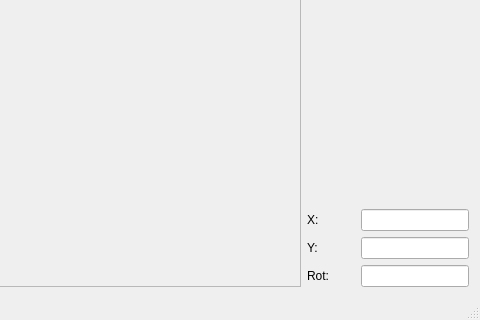
This is kobuki_project/ui/mainwindow.ui in JakubHazik/rmr_kobuki as Qt 5 draws it before an edit; both pictures show x 328 to 808 and y 309 to 629 of the 808 by 629 pixel window. The edited form follows.
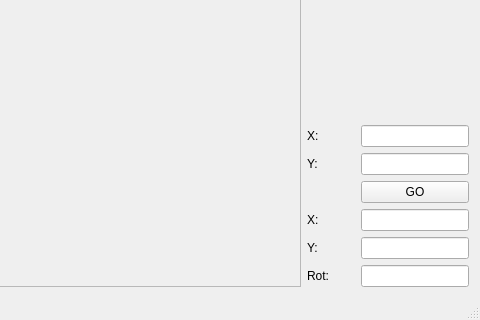
This is the edited form.

```diff
--- a/kobuki_project/ui/mainwindow.ui
+++ b/kobuki_project/ui/mainwindow.ui
@@ -284,6 +284,54 @@
         </property>
        </spacer>
       </item>
+      <item>
+       <layout class="QGridLayout" name="gridLayout_4"/>
+      </item>
+      <item>
+       <layout class="QGridLayout" name="gridLayout_5">
+        <item row="2" column="0">
+         <widget class="QLabel" name="label_5">
+          <property name="text">
+           <string>Y:</string>
+          </property>
+         </widget>
+        </item>
+        <item row="1" column="0">
+         <widget class="QLabel" name="label_6">
+          <property name="text">
+           <string>X:</string>
+          </property>
+         </widget>
+        </item>
+        <item row="3" column="1">
+         <widget class="QPushButton" name="button_go_to_pos">
+          <property name="text">
+           <string>GO</string>
+          </property>
+         </widget>
+        </item>
+        <item row="1" column="1">
+         <widget class="QLineEdit" name="edit_go_x">
+          <property name="sizePolicy">
+           <sizepolicy hsizetype="Fixed" vsizetype="Fixed">
+            <horstretch>0</horstretch>
+            <verstretch>0</verstretch>
+           </sizepolicy>
+          </property>
+         </widget>
+        </item>
+        <item row="2" column="1">
+         <widget class="QLineEdit" name="edit_go_y">
+          <property name="sizePolicy">
+           <sizepolicy hsizetype="Fixed" vsizetype="Fixed">
+            <horstretch>0</horstretch>
+            <verstretch>0</verstretch>
+           </sizepolicy>
+          </property>
+         </widget>
+        </item>
+       </layout>
+      </item>
       <item>
        <layout class="QGridLayout" name="gridLayout_3">
         <item row="0" column="0">
```
Left out of the diff: 56 changed lines with no effect on the pictures.
